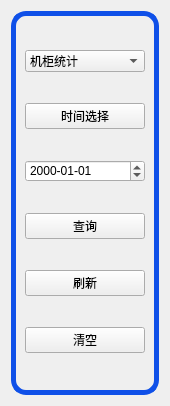
Old version of the form CabinetScreen/logs/logcom/logbtnbar.ui in the repository luozhiyong131/BusBar.
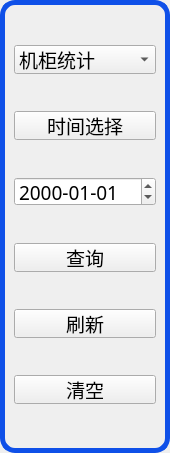
New version of the form.

What changed in the file:
```diff
--- a/CabinetScreen/logs/logcom/logbtnbar.ui
+++ b/CabinetScreen/logs/logcom/logbtnbar.ui
@@ -7,15 +7,68 @@
     <x>0</x>
     <y>0</y>
     <width>170</width>
-    <height>406</height>
+    <height>453</height>
    </rect>
   </property>
+  <property name="font">
+   <font>
+    <family>AR PL UKai CN</family>
+    <pointsize>14</pointsize>
+    <weight>75</weight>
+    <bold>true</bold>
+   </font>
+  </property>
   <property name="windowTitle">
    <string>Form</string>
   </property>
-  <layout class="QVBoxLayout" name="verticalLayout_2">
-   <item>
+  <layout class="QGridLayout" name="gridLayout">
+   <property name="leftMargin">
+    <number>0</number>
+   </property>
+   <property name="topMargin">
+    <number>0</number>
+   </property>
+   <property name="rightMargin">
+    <number>0</number>
+   </property>
+   <property name="bottomMargin">
+    <number>0</number>
+   </property>
+   <property name="spacing">
+    <number>0</number>
+   </property>
+   <item row="0" column="0">
+    <spacer name="verticalSpacer">
+     <property name="orientation">
+      <enum>Qt::Vertical</enum>
+     </property>
+     <property name="sizeType">
+      <enum>QSizePolicy::Fixed</enum>
+     </property>
+     <property name="sizeHint" stdset="0">
+      <size>
+       <width>20</width>
+       <height>0</height>
+      </size>
+     </property>
+    </spacer>
+   </item>
+   <item row="1" column="0">
     <widget class="QGroupBox" name="groupBox">
+     <property name="baseSize">
+      <size>
+       <width>0</width>
+       <height>0</height>
+      </size>
+     </property>
+     <property name="font">
+      <font>
+       <family>AR PL UKai CN</family>
+       <pointsize>14</pointsize>
+       <weight>50</weight>
+       <bold>false</bold>
+      </font>
+     </property>
      <property name="styleSheet">
       <string notr="true">QGroupBox{
 border:5px solid rgb(15,80,232);
@@ -31,6 +84,26 @@
      <layout class="QVBoxLayout" name="verticalLayout">
       <item>
        <widget class="QComboBox" name="comboBox">
+        <property name="maximumSize">
+         <size>
+          <width>16777215</width>
+          <height>29</height>
+         </size>
+        </property>
+        <property name="sizeIncrement">
+         <size>
+          <width>0</width>
+          <height>29</height>
+         </size>
+        </property>
+        <property name="font">
+         <font>
+          <family>AR PL UKai CN</family>
+          <pointsize>14</pointsize>
+          <weight>50</weight>
+          <bold>false</bold>
+         </font>
+        </property>
         <item>
          <property name="text">
           <string>机柜统计</string>
@@ -50,6 +123,26 @@
       </item>
       <item>
        <widget class="QPushButton" name="dateBtn">
+        <property name="maximumSize">
+         <size>
+          <width>16777215</width>
+          <height>29</height>
+         </size>
+        </property>
+        <property name="sizeIncrement">
+         <size>
+          <width>0</width>
+          <height>29</height>
+         </size>
+        </property>
+        <property name="font">
+         <font>
+          <family>AR PL UKai CN</family>
+          <pointsize>14</pointsize>
+          <weight>50</weight>
+          <bold>false</bold>
+         </font>
+        </property>
         <property name="text">
          <string>时间选择</string>
         </property>
@@ -57,6 +150,26 @@
       </item>
       <item>
        <widget class="QDateEdit" name="dateEdit">
+        <property name="maximumSize">
+         <size>
+          <width>16777215</width>
+          <height>29</height>
+         </size>
+        </property>
+        <property name="sizeIncrement">
+         <size>
+          <width>0</width>
+          <height>29</height>
+         </size>
+        </property>
+        <property name="font">
+         <font>
+          <family>AR PL UKai CN</family>
+          <pointsize>14</pointsize>
+          <weight>50</weight>
+          <bold>false</bold>
+         </font>
+        </property>
         <property name="displayFormat">
          <string>yyyy-MM-dd</string>
         </property>
@@ -64,6 +177,26 @@
       </item>
       <item>
        <widget class="QPushButton" name="queryBtn">
+        <property name="maximumSize">
+         <size>
+          <width>16777215</width>
+          <height>29</height>
+         </size>
+        </property>
+        <property name="sizeIncrement">
+         <size>
+          <width>0</width>
+          <height>29</height>
+         </size>
+        </property>
+        <property name="font">
+         <font>
+          <family>AR PL UKai CN</family>
+          <pointsize>14</pointsize>
+          <weight>50</weight>
+          <bold>false</bold>
+         </font>
+        </property>
         <property name="text">
          <string>查询</string>
         </property>
@@ -71,6 +204,26 @@
       </item>
       <item>
        <widget class="QPushButton" name="refreshBtn">
+        <property name="maximumSize">
+         <size>
+          <width>16777215</width>
+          <height>29</height>
+         </size>
+        </property>
+        <property name="sizeIncrement">
+         <size>
+          <width>0</width>
+          <height>29</height>
+         </size>
+        </property>
+        <property name="font">
+         <font>
+          <family>AR PL UKai CN</family>
+          <pointsize>14</pointsize>
+          <weight>50</weight>
+          <bold>false</bold>
+         </font>
+        </property>
         <property name="text">
          <string>刷新</string>
         </property>
@@ -78,6 +231,26 @@
       </item>
       <item>
        <widget class="QPushButton" name="clearBtn">
+        <property name="maximumSize">
+         <size>
+          <width>16777215</width>
+          <height>29</height>
+         </size>
+        </property>
+        <property name="sizeIncrement">
+         <size>
+          <width>0</width>
+          <height>29</height>
+         </size>
+        </property>
+        <property name="font">
+         <font>
+          <family>AR PL UKai CN</family>
+          <pointsize>14</pointsize>
+          <weight>50</weight>
+          <bold>false</bold>
+         </font>
+        </property>
         <property name="text">
          <string>清空</string>
         </property>
```
